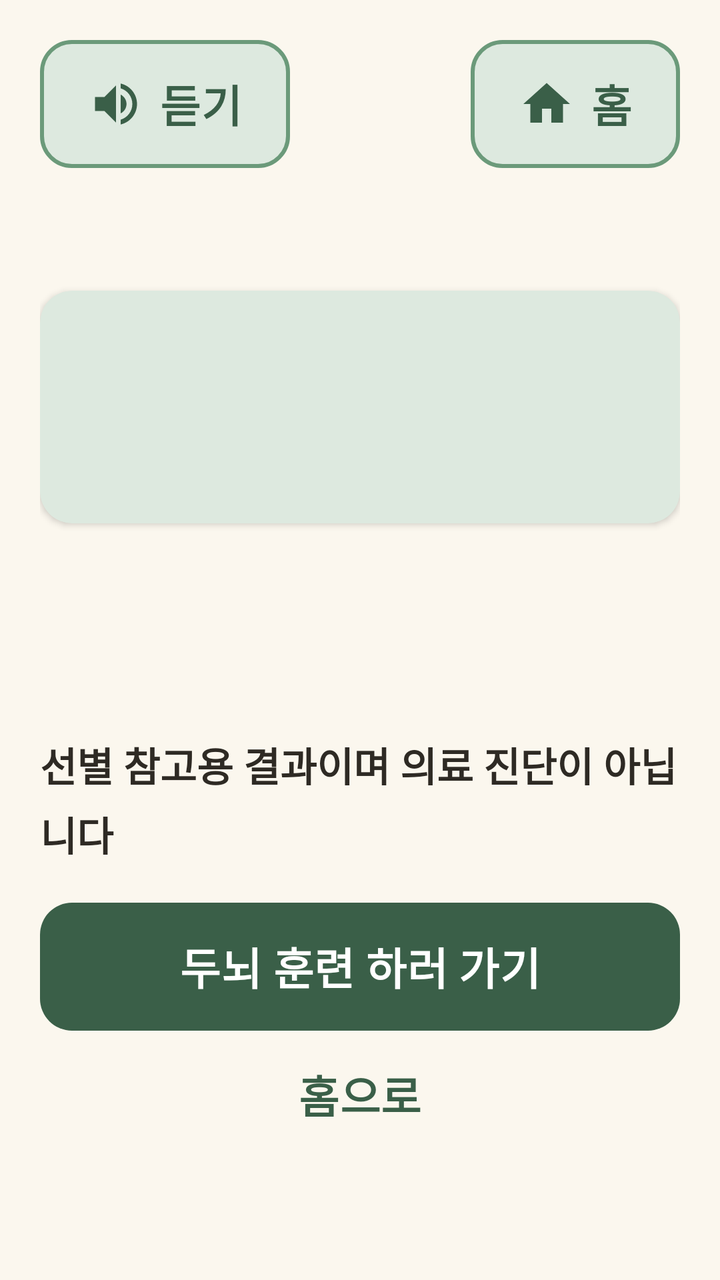
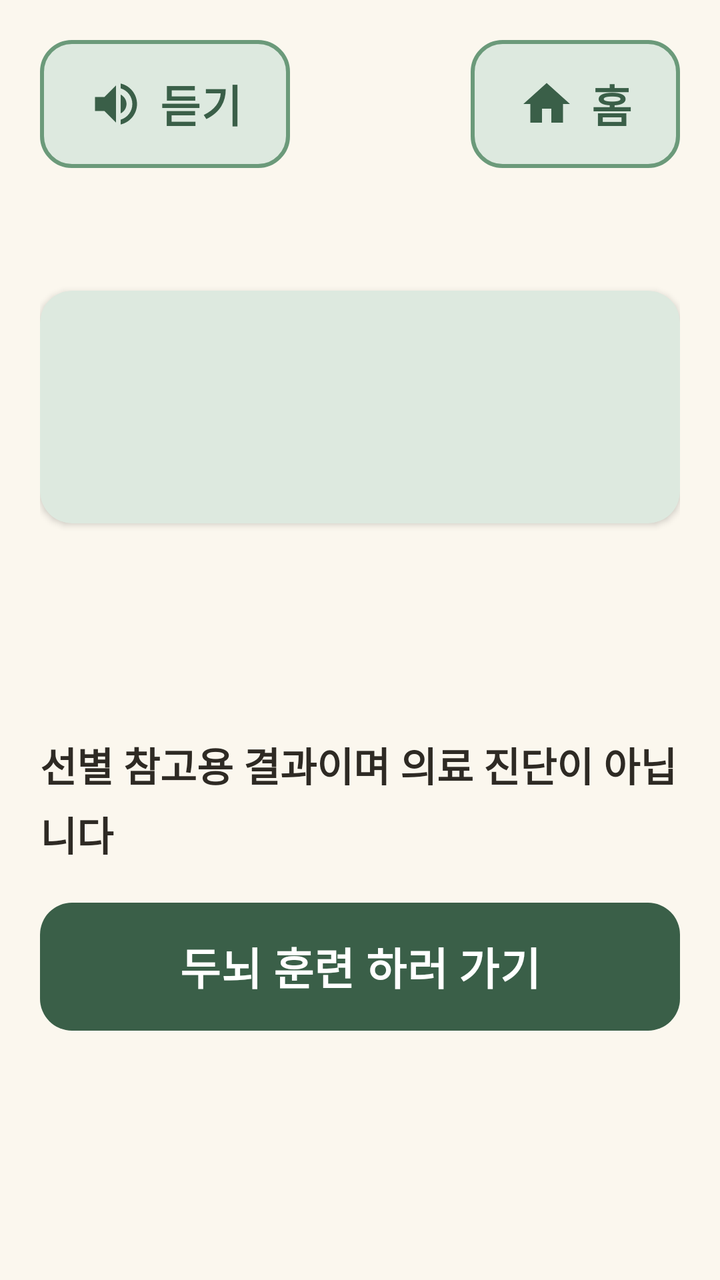

The first picture is an Android layout as it rendered before a commit; the second is the same layout after the commit. The layout source and the unified diff follow.
<!-- AndroidManifest.xml: application theme Theme.Dorawing -->
<!-- res/layout/activity_diagnosis_result.xml -->
<?xml version="1.0" encoding="utf-8"?>
<LinearLayout xmlns:android="http://schemas.android.com/apk/res/android"
    android:layout_width="match_parent"
    android:layout_height="match_parent"
    android:orientation="vertical"
    android:padding="@dimen/screen_padding">

    <include
        android:id="@+id/topBar"
        layout="@layout/view_top_bar" />

    <ScrollView
        android:fadeScrollbars="false"
        android:layout_width="match_parent"
        android:layout_height="0dp"
        android:layout_weight="1">

        <LinearLayout
            android:layout_width="match_parent"
            android:layout_height="wrap_content"
            android:orientation="vertical">

            
            <TextView
                android:id="@+id/tvDate"
                style="@style/Text.Sub"
                android:layout_width="match_parent"
                android:layout_height="wrap_content"
                android:visibility="gone" />

            <com.google.android.material.card.MaterialCardView
                style="@style/Card"
                android:layout_width="match_parent"
                android:layout_height="wrap_content"
                android:layout_marginTop="@dimen/gap">

                <LinearLayout
                    android:layout_width="match_parent"
                    android:layout_height="wrap_content"
                    android:gravity="center_horizontal"
                    android:orientation="vertical">

                    
                    <TextView
                        android:id="@+id/tvHeadline"
                        style="@style/Text.Title"
                        android:layout_width="wrap_content"
                        android:layout_height="wrap_content"
                        android:gravity="center" />

                    
                    <TextView
                        android:id="@+id/tvJudge"
                        android:layout_width="wrap_content"
                        android:layout_height="wrap_content"
                        android:layout_marginTop="@dimen/gap"
                        android:gravity="center" />
                </LinearLayout>
            </com.google.android.material.card.MaterialCardView>

            <TextView
                android:id="@+id/tvDetail"
                android:layout_width="match_parent"
                android:layout_height="wrap_content"
                android:layout_marginTop="@dimen/screen_padding" />

            <TextView
                android:id="@+id/tvLevel"
                android:layout_width="match_parent"
                android:layout_height="wrap_content"
                android:layout_marginTop="@dimen/gap"
                android:textColor="@color/green_dark"
                android:textStyle="bold" />

            
            <TextView
                android:id="@+id/tvNote"
                android:layout_width="match_parent"
                android:layout_height="wrap_content"
                android:layout_marginTop="@dimen/screen_padding"
                android:text="@string/result_note"
                android:textStyle="bold" />

            
            <LinearLayout
                android:id="@+id/callBox"
                android:layout_width="match_parent"
                android:layout_height="wrap_content"
                android:layout_marginTop="@dimen/screen_padding"
                android:orientation="vertical"
                android:visibility="gone">

                <com.google.android.material.button.MaterialButton
                    android:id="@+id/btnCall"
                    android:layout_width="match_parent"
                    android:layout_height="wrap_content"
                    android:text="@string/result_call" />

                <TextView
                    android:id="@+id/tvCallHelp"
                    android:layout_width="match_parent"
                    android:layout_height="wrap_content"
                    android:layout_marginTop="@dimen/gap"
                    android:text="@string/result_call_help" />
            </LinearLayout>

            
            <com.google.android.material.button.MaterialButton
                android:id="@+id/btnGame"
                android:layout_width="match_parent"
                android:layout_height="wrap_content"
                android:layout_marginTop="@dimen/screen_padding"
                android:text="@string/result_go_game" />

            <com.google.android.material.button.MaterialButton
                android:id="@+id/btnHomeBottom"
                style="@style/Button.Text"
                android:layout_width="wrap_content"
                android:layout_height="wrap_content"
                android:layout_gravity="center_horizontal"
                android:text="@string/result_home" />
        </LinearLayout>
    </ScrollView>
</LinearLayout>
<!-- res/layout/view_top_bar.xml (included above) -->
<?xml version="1.0" encoding="utf-8"?>
<LinearLayout xmlns:android="http://schemas.android.com/apk/res/android"
    xmlns:app="http://schemas.android.com/apk/res-auto"
    android:layout_width="match_parent"
    android:layout_height="wrap_content"
    android:orientation="vertical">

    <LinearLayout
        android:layout_width="match_parent"
        android:layout_height="wrap_content"
        android:gravity="center_vertical"
        android:orientation="horizontal">

        <com.google.android.material.button.MaterialButton
            android:id="@+id/btnSpeak"
            style="@style/Button.Secondary"
            android:layout_width="wrap_content"
            android:layout_height="wrap_content"
            android:text="@string/top_speak"
            app:icon="@drawable/ic_speaker" />

        <Space
            android:layout_width="0dp"
            android:layout_height="0dp"
            android:layout_weight="1" />

        <com.google.android.material.button.MaterialButton
            android:id="@+id/btnHome"
            style="@style/Button.Secondary"
            android:layout_width="wrap_content"
            android:layout_height="wrap_content"
            android:text="@string/top_home"
            app:icon="@drawable/ic_home" />
    </LinearLayout>

    <TextView
        android:id="@+id/tvTitle"
        style="@style/Text.Title"
        android:layout_width="match_parent"
        android:layout_height="wrap_content"
        android:layout_marginTop="@dimen/gap" />
</LinearLayout>
<!-- resources referenced by this layout -->
<resources>
  <color name="green_dark">#3A5F48</color>
  <dimen name="gap">12dp</dimen>
  <dimen name="screen_padding">20dp</dimen>
  <!-- drawable ic_home (drawable) -->
  <vector xmlns:android="http://schemas.android.com/apk/res/android"
      android:width="24dp"
      android:height="24dp"
      android:viewportWidth="24"
      android:viewportHeight="24">
      <path
          android:fillColor="#FF000000"
          android:pathData="M10,20v-6h4v6h5v-8h3L12,3 2,12h3v8z" />
  </vector>
  <string name="result_call">치매상담콜센터 1899-9988 전화하기</string>
  <string name="result_call_help">전화 화면이 열리면 초록색 버튼을 눌러 주세요</string>
  <string name="result_go_game">두뇌 훈련 하러 가기</string>
  <string name="result_home">홈으로</string>
  <string name="result_note">선별 참고용 결과이며 의료 진단이 아닙니다</string>
  <string name="top_home">홈</string>
  <string name="top_speak">듣기</string>
  <style name="Button.Text" parent="Widget.Material3.Button.TextButton">
          <item name="android:minHeight">@dimen/button_height</item>
          <item name="android:textSize">@dimen/text_button</item>
          <item name="android:textColor">@color/green_dark</item>
          <item name="android:lineBreakWordStyle" tools:targetApi="33">phrase</item>
      </style>
  <style name="Card" parent="Widget.Material3.CardView.Elevated">
          <item name="cardBackgroundColor">@color/green_light</item>
          <item name="cardCornerRadius">@dimen/corner</item>
          <item name="cardElevation">@dimen/card_elevation</item>
          <item name="contentPadding">@dimen/card_padding</item>
      </style>
  <style name="Text.Sub" parent="Text.Body">
          <item name="android:textColor">@color/text_sub</item>
      </style>
  <style name="Text.Title" parent="Text.Body">
          <item name="android:textSize">@dimen/text_title</item>
          <item name="android:textStyle">bold</item>
          <item name="android:textColor">@color/green_dark</item>
      </style>
  <color name="green_light">#DDE9DF</color>
  <color name="green_mid">#6B9A7A</color>
  <dimen name="button_stroke">2dp</dimen>
  <dimen name="button_height">64dp</dimen>
  <dimen name="text_button">22sp</dimen>
  <dimen name="corner">16dp</dimen>
  <dimen name="card_elevation">2dp</dimen>
  <dimen name="card_padding">20dp</dimen>
  <style name="Text.Body" parent="Widget.MaterialComponents.TextView">
          <item name="android:textSize">@dimen/text_body</item>
          <item name="android:lineBreakWordStyle" tools:targetApi="33">phrase</item>
          <item name="android:textColor">@color/text_main</item>
          <item name="android:lineSpacingMultiplier">1.2</item>
      </style>
  <color name="text_sub">#8A8073</color>
  <dimen name="text_title">28sp</dimen>
  <color name="white">#FFFFFFFF</color>
  <color name="coral_dark">#C85A41</color>
  <color name="cream">#FBF7EE</color>
  <color name="text_main">#2E2A24</color>
  <dimen name="icon_size">28dp</dimen>
  <dimen name="text_body">20sp</dimen>
  <style name="Dialog.Title" parent="MaterialAlertDialog.Material3.Title.Text">
          <item name="android:textSize">@dimen/text_title</item>
          <item name="android:textStyle">bold</item>
          <item name="android:textColor">@color/green_dark</item>
      </style>
  <style name="Dialog.Body" parent="MaterialAlertDialog.Material3.Body.Text">
          <item name="android:textSize">@dimen/text_body</item>
          <item name="android:lineBreakWordStyle" tools:targetApi="33">phrase</item>
          <item name="android:textColor">@color/text_main</item>
      </style>
  <style name="Dialog.Button" parent="Widget.Material3.Button.TextButton.Dialog">
          <item name="android:textSize">@dimen/text_button</item>
          <item name="android:minHeight">@dimen/button_height</item>
          <item name="android:textColor">@color/green_dark</item>
      </style>
  <!-- unchanged entries left out for length: 6 -->
</resources>

<!-- the commit's change to res/layout/activity_diagnosis_result.xml (unified diff, before → after) -->
@@ -112,13 +112,6 @@
                 android:layout_marginTop="@dimen/screen_padding"
                 android:text="@string/result_go_game" />
 
-            <com.google.android.material.button.MaterialButton
-                android:id="@+id/btnHomeBottom"
-                style="@style/Button.Text"
-                android:layout_width="wrap_content"
-                android:layout_height="wrap_content"
-                android:layout_gravity="center_horizontal"
-                android:text="@string/result_home" />
         </LinearLayout>
     </ScrollView>
 </LinearLayout>
<!-- resource entries referenced after the edit -->
@@ -16,16 +16,9 @@
   <string name="result_call">치매상담콜센터 1899-9988 전화하기</string>
   <string name="result_call_help">전화 화면이 열리면 초록색 버튼을 눌러 주세요</string>
   <string name="result_go_game">두뇌 훈련 하러 가기</string>
-  <string name="result_home">홈으로</string>
   <string name="result_note">선별 참고용 결과이며 의료 진단이 아닙니다</string>
   <string name="top_home">홈</string>
   <string name="top_speak">듣기</string>
-  <style name="Button.Text" parent="Widget.Material3.Button.TextButton">
-          <item name="android:minHeight">@dimen/button_height</item>
-          <item name="android:textSize">@dimen/text_button</item>
-          <item name="android:textColor">@color/green_dark</item>
-          <item name="android:lineBreakWordStyle" tools:targetApi="33">phrase</item>
-      </style>
   <style name="Card" parent="Widget.Material3.CardView.Elevated">
           <item name="cardBackgroundColor">@color/green_light</item>
           <item name="cardCornerRadius">@dimen/corner</item>
